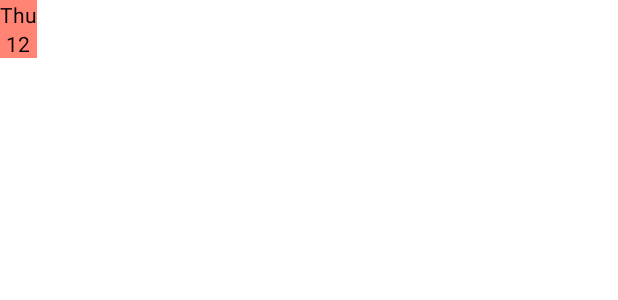
After one commit to sawrabinBlack/htaminwine, an Android app: the layout view_holder_date_time.xml on its own in the app's theme, with its tools: preview values and no code run, on a phone screen of 412 x 824 dp. The commit adds this screen. Shown: the top 300 px of the screen. Run offline under Robolectric (Android 15) with nearby library versions, the phone set to English and light mode, and no system bars; Roboto replaces fonts that are not available here.

Commit message:
added New Layout For Record

```diff
--- a/app/src/main/java/com/softedify/htaminwine/data/models/HtaminWineModelImpl.kt
+++ b/app/src/main/java/com/softedify/htaminwine/data/models/HtaminWineModelImpl.kt
@@ -33,7 +33,7 @@ object HtaminWineModelImpl : HtaminWineModel, BaseModel() {
     override fun updateFood(food: FoodVO, date: String) {
         val dailyRecord = mLibraryDatabase?.dailyRecordDao()?.getRecordByDate(date)
         dailyRecord?.let {
-            it.calories += food.nutrient.energy ?: 0
+            it.calories += food.nutrient?.energy ?: 0
             mLibraryDatabase?.dailyRecordDao()?.insertSingleRecord(it)
         }
     }
--- a/app/src/main/java/com/softedify/htaminwine/data/vos/FoodVO.kt
+++ b/app/src/main/java/com/softedify/htaminwine/data/vos/FoodVO.kt
@@ -12,5 +12,6 @@ data class FoodVO(
     @SerializedName("receipes")
     val receipes: List<String>,
     @SerializedName("nutrient")
-    val nutrient: NutrientVO
+    val nutrient: NutrientVO?,
+    val foodImage: String?
 )
--- a/app/src/main/java/com/softedify/htaminwine/delegate/MealDelegate.kt
+++ b/app/src/main/java/com/softedify/htaminwine/delegate/MealDelegate.kt
@@ -1,7 +1,9 @@
 package com.softedify.htaminwine.delegate
+
+import com.softedify.htaminwine.data.vos.FoodVO
 
 interface MealDelegate {
 
-    fun tapOnCategory()
-    fun tapOnItem()
+    fun tapOnCategory(foodlist : List<FoodVO>)
+    fun tapOnItem(foodVO: FoodVO)
 }
--- /dev/null
+++ b/app/src/main/res/layout/view_holder_date_time.xml
@@ -0,0 +1,21 @@
+<?xml version="1.0" encoding="utf-8"?>
+<LinearLayout xmlns:android="http://schemas.android.com/apk/res/android"
+    android:layout_width="wrap_content"
+    android:layout_height="wrap_content"
+    android:orientation="vertical"
+    android:background="#FF8473">
+
+    <TextView
+        android:text="Thu"
+        android:textColor="@color/black"
+        android:layout_width="wrap_content"
+        android:layout_height="wrap_content" />
+
+    <TextView
+        android:layout_gravity="center_horizontal"
+        android:background="#FF8473"
+        android:text="12"
+        android:textColor="@color/black"
+        android:layout_width="wrap_content"
+        android:layout_height="wrap_content" />
+</LinearLayout>
```
Also changed, not shown: app/src/main/AndroidManifest.xml (+5 -3 lines), app/src/main/java/com/softedify/htaminwine/activities/History.kt (added, +12 -0 lines), app/src/main/java/com/softedify/htaminwine/activities/MainActivity.kt (+19 -9 lines), app/src/main/java/com/softedify/htaminwine/adapters/MealAdapter.kt (+34 -4 lines), app/src/main/java/com/softedify/htaminwine/dummy/meal.kt (added, +28 -0 lines), app/src/main/java/com/softedify/htaminwine/viewholder/DateTimeViewHolder.kt (added, +7 -0 lines), app/src/main/java/com/softedify/htaminwine/viewholder/MealViewHolder.kt (+15 -3 lines), app/src/main/res/layout/activity_history.xml (added, +9 -0 lines).
